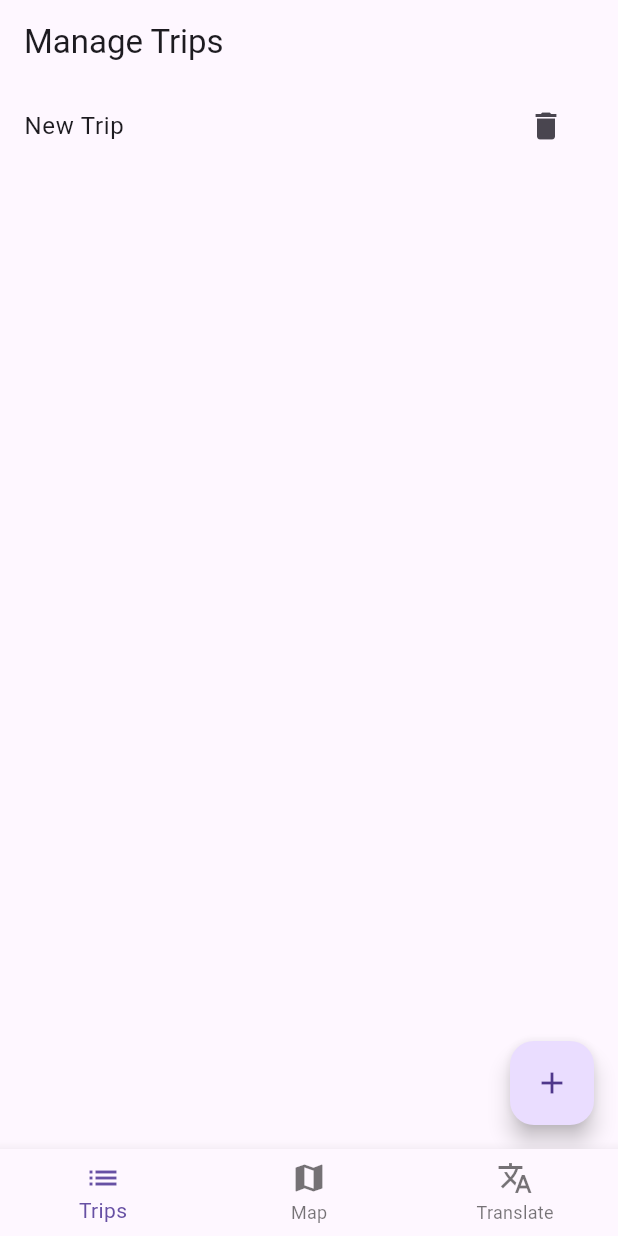
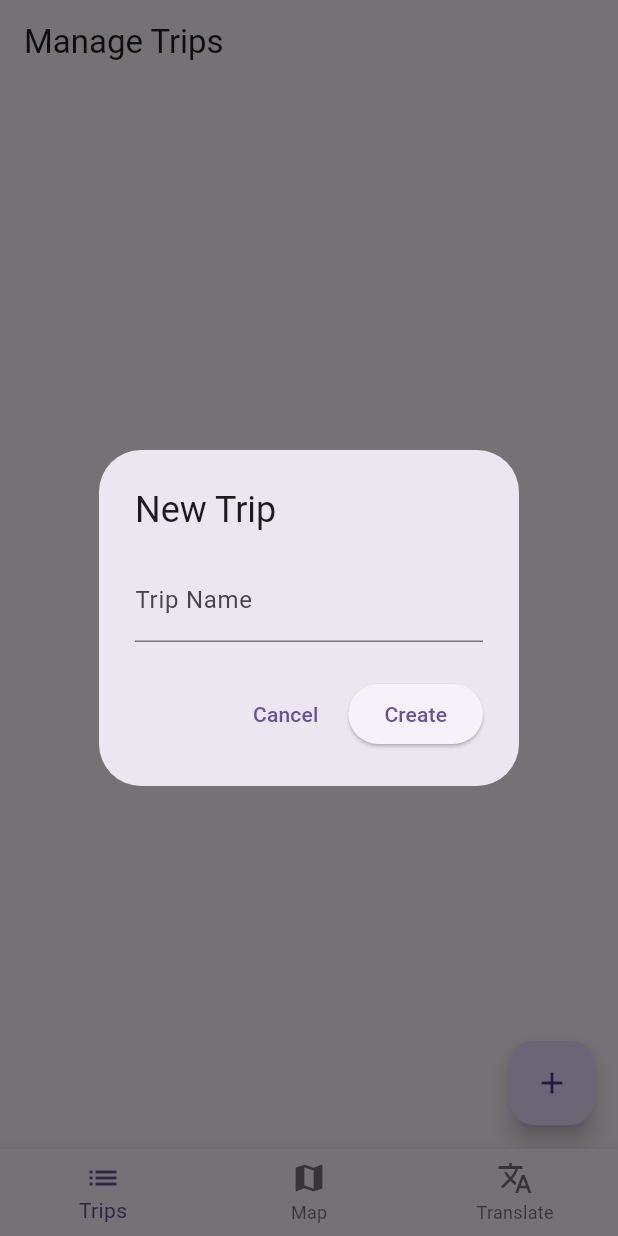
Before and after one commit to Kan090808/smart_travel, a Flutter app: the screen it shows after launch, after a tap on the "add" icon, on a phone screen of 412 x 824 dp. Run offline on Flutter 3.47's test engine with Material 3 defaults, Android fonts, the phone set to English and light mode, and no system bars; our stand-ins replace flutter_tts, google_maps_flutter, speech_to_text.

```diff
--- a/lib/screens/manage_trips_page.dart
+++ b/lib/screens/manage_trips_page.dart
@@ -1,5 +1,6 @@
 import 'package:flutter/material.dart';
 import '../models/trip.dart';
+import 'trip_detail_page.dart';
 
 class ManageTripsPage extends StatefulWidget {
   const ManageTripsPage({super.key});
@@ -11,15 +12,60 @@ class ManageTripsPage extends StatefulWidget {
 class _ManageTripsPageState extends State<ManageTripsPage> {
   final List<Trip> _trips = [];
 
-  void _createTrip() {
-    // TODO: collect trip details from user
-    setState(() {
-      _trips.add(Trip(name: 'New Trip', locations: []));
-    });
+  void _createTrip() async {
+    final nameController = TextEditingController();
+    final result = await showDialog<String>(
+      context: context,
+      builder: (context) {
+        return AlertDialog(
+          title: const Text('New Trip'),
+          content: TextField(
+            controller: nameController,
+            decoration: const InputDecoration(labelText: 'Trip Name'),
+          ),
+          actions: [
+            TextButton(
+              onPressed: () => Navigator.pop(context),
+              child: const Text('Cancel'),
+            ),
+            ElevatedButton(
+              onPressed: () {
+                if (nameController.text.isNotEmpty) {
+                  Navigator.pop(context, nameController.text);
+                }
+              },
+              child: const Text('Create'),
+            ),
+          ],
+        );
+      },
+    );
+
+    if (result != null && result.isNotEmpty) {
+      final trip = Trip(name: result, locations: []);
+      final updatedTrip = await Navigator.push<Trip>(
+        context,
+        MaterialPageRoute(builder: (_) => TripDetailPage(trip: trip)),
+      );
+      if (updatedTrip != null) {
+        setState(() {
+          _trips.add(updatedTrip);
+        });
+      }
+    }
   }
 
-  void _editTrip(int index) {
-    // TODO: implement edit functionality
+  void _editTrip(int index) async {
+    final trip = _trips[index];
+    final updatedTrip = await Navigator.push<Trip>(
+      context,
+      MaterialPageRoute(builder: (_) => TripDetailPage(trip: trip)),
+    );
+    if (updatedTrip != null) {
+      setState(() {
+        _trips[index] = updatedTrip;
+      });
+    }
   }
 
   void _deleteTrip(int index) {
```
Also changed, not shown: lib/screens/trip_detail_page.dart (added, +143 -0 lines), 1 other file.
